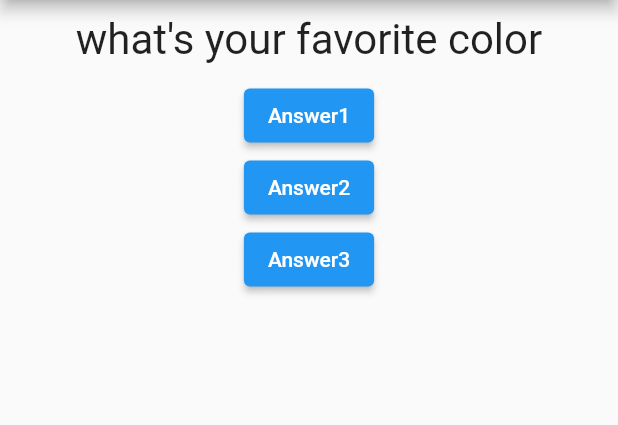
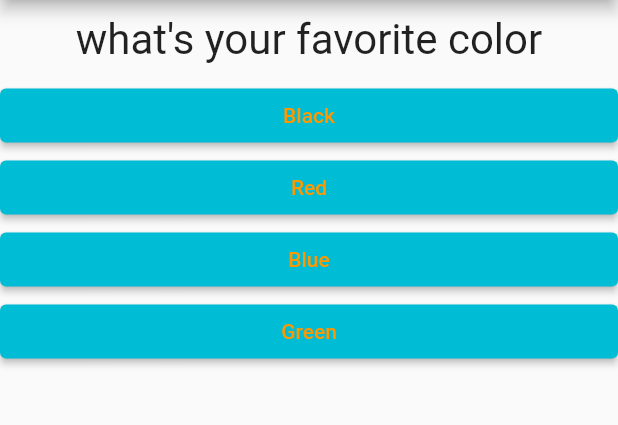
Before and after one commit to Yessin-Jarraya/flutter_complete_guidee, a Flutter app: the screen it shows after launch, on a phone screen of 412 x 824 dp, the part 84-509 px from its top. Run offline on Flutter 3.47's test engine with Material 2 defaults, Android fonts, the phone set to English and light mode, and no system bars.

Commit message:
Added Answer Quiz and Result Widget

```diff
--- /dev/null
+++ b/lib/answer.dart
@@ -0,0 +1,21 @@
+import 'package:flutter/material.dart';
+class Answer extends StatelessWidget {
+final VoidCallback selectHandler;
+final String answerText;
+  Answer(this.selectHandler, this.answerText);
+
+@override
+Widget build(BuildContext context) {
+return Container(
+width: double.infinity,
+child: ElevatedButton(
+style: ElevatedButton.styleFrom(
+primary: Colors.cyan,
+  onPrimary: Colors.orange
+),
+child: Text(answerText),
+onPressed: selectHandler,
+),
+);
+}
+}
--- a/lib/main.dart
+++ b/lib/main.dart
@@ -1,7 +1,7 @@
 import 'package:flutter/material.dart';
 
-
-import './question.dart';
+import './quiz.dart';
+import './result.dart';
 
 void main() {
   runApp(MyApp());
@@ -13,44 +13,48 @@ class MyApp extends StatefulWidget {
     return _MyAppState();
   }
 }
-class _MyAppState extends State<MyApp>{
-  var _questionIndex=0;
-  void _answerQuestion(){
+
+class _MyAppState extends State<MyApp> {
+  final _questions = [
+    {
+      'questionText': 'what\'s your favorite color',
+      'answers': ['Black', 'Red', 'Blue', 'Green'],
+    },
+    {
+      'questionText': 'what\'s your favorite animal',
+      'answers': ['Tiger', 'Rabbit', 'Kakarot', 'Goat'],
+    },
+    {
+      'questionText': 'what\'s your favorite Instructor',
+      'answers': ['Maax', 'Max', 'MAAAX', 'Max'],
+    },
+  ];
+  var _questionIndex = 0;
+
+  void _answerQuestion() {
     setState(() {
       _questionIndex++;
     });
+    if (_questionIndex < _questions.length) {
+      print("We have more questions ");
+    } else {
+      print('No more questions!');
+    }
     print(_questionIndex);
     print('Answer Chosen!');
   }
+
   @override
   Widget build(BuildContext context) {
-    var questions = [
-      'what\'s your favorite color',
-      'what\'s your favorite animal',
-    ];
     return MaterialApp(
       home: Scaffold(
-          appBar: AppBar(
-            title: Text("My First App"),
-
-          ),
-          body: Column(
-            children: [
-              Question(questions[_questionIndex]),
-             ElevatedButton(
-                child: Text('Answer1'),
-                onPressed: _answerQuestion,
-              ),
-              ElevatedButton(
-                child: Text('Answer2'),
-                onPressed: _answerQuestion,
-              ),
-              ElevatedButton(
-                child: Text('Answer3'),
-                onPressed: ()=>print("Nice One"),
-              ),
-            ],
-          )),
+        appBar: AppBar(
+          title: Text("My First App"),
+        ),
+        body: _questionIndex < _questions.length
+            ? Quiz(answerQuestion:_answerQuestion,questions: _questions,questionIndex:_questionIndex)
+            : Result(),
+      ),
     );
   }
 }
--- /dev/null
+++ b/lib/quiz.dart
@@ -0,0 +1,27 @@
+import 'package:flutter/material.dart';
+
+import './question.dart';
+import './answer.dart';
+
+class Quiz extends StatelessWidget {
+  final List<Map<String, Object>> questions;
+  final VoidCallback answerQuestion;
+  final int questionIndex;
+
+  Quiz(
+      {@required this.questions,
+      @required this.answerQuestion,
+      @required this.questionIndex});
+
+  @override
+  Widget build(BuildContext context) {
+    return Column(
+      children: [
+        Question(questions[questionIndex]['questionText']),
+        ...(questions[questionIndex]['answers'] as List<String>).map((answer) {
+          return Answer(answerQuestion, answer);
+        }).toList()
+      ],
+    );
+  }
+}
--- /dev/null
+++ b/lib/result.dart
@@ -0,0 +1,10 @@
+import 'package:flutter/material.dart';
+class Result extends StatelessWidget {
+
+  @override
+  Widget build(BuildContext context) {
+    return Center(
+      child: Text('You did it '),
+    );
+  }
+}
```
Also changed, not shown: lib/question.dart (+5 -4 lines).
